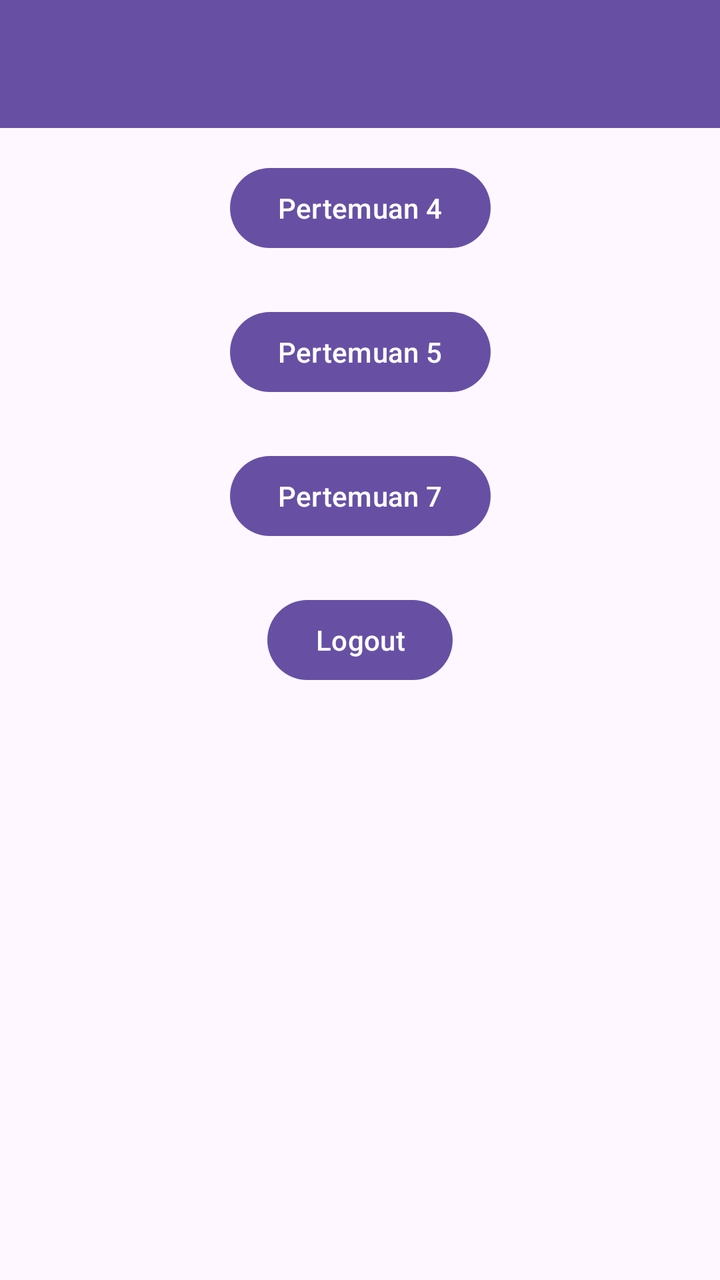
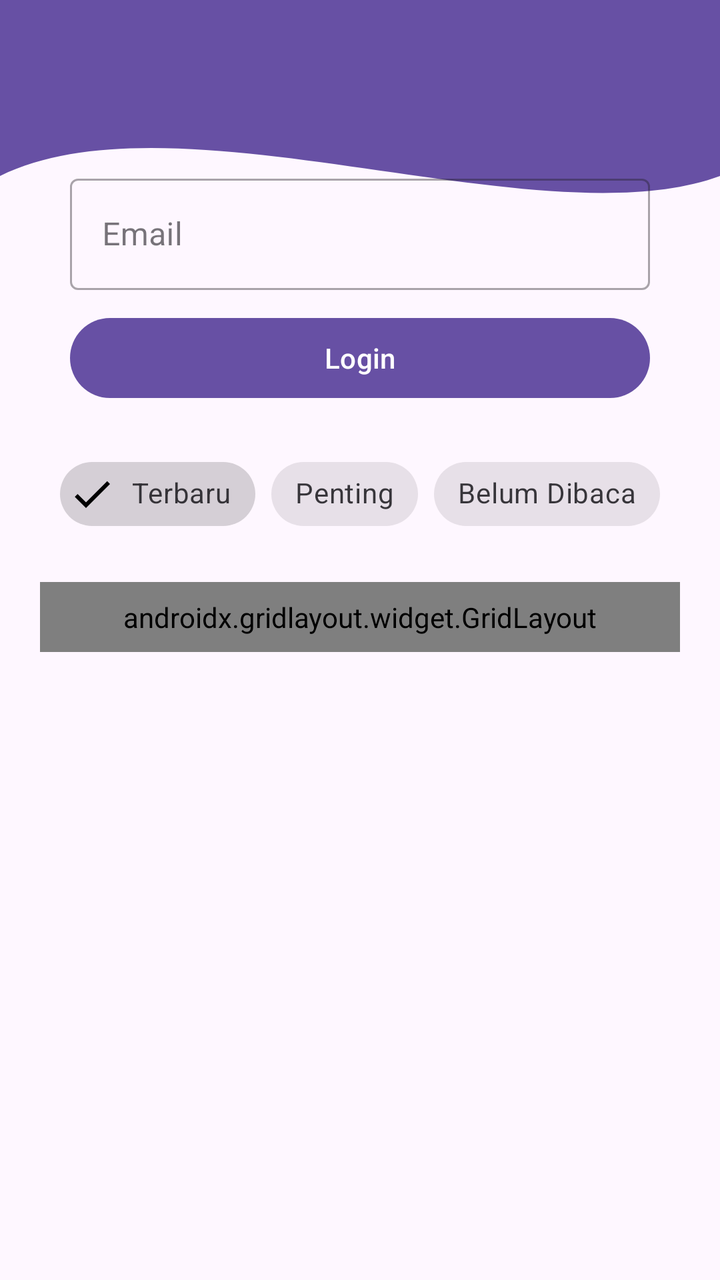

Screens rendered from an Android XML layout before and after an edit, with the pre-edit source and the edit as a unified diff.
<!-- AndroidManifest.xml: application theme Theme.PratikumMobileRifa -->
<!-- res/layout/fragment_home.xml -->
<?xml version="1.0" encoding="utf-8"?>
<androidx.constraintlayout.widget.ConstraintLayout xmlns:android="http://schemas.android.com/apk/res/android"
    xmlns:tools="http://schemas.android.com/tools"
    android:layout_width="match_parent"
    android:layout_height="match_parent"
    xmlns:app="http://schemas.android.com/apk/res-auto"
    tools:context=".Home.HomeFragment">

    <androidx.appcompat.widget.Toolbar
        android:id="@+id/toolbar"
        android:layout_width="match_parent"
        android:layout_height="?attr/actionBarSize"
        android:background="?attr/colorPrimary"
        app:layout_constraintEnd_toEndOf="parent"
        app:layout_constraintStart_toStartOf="parent"
        app:layout_constraintTop_toTopOf="parent"
        app:subtitleTextColor="@android:color/white"
        app:titleTextColor="@android:color/white"
        />

    <Button
        android:id="@+id/btnToFourth"
        android:layout_width="wrap_content"
        android:layout_height="wrap_content"
        android:layout_marginBottom="512dp"
        android:text="Pertemuan 4"
        app:layout_constraintBottom_toBottomOf="parent"
        app:layout_constraintEnd_toEndOf="parent"
        app:layout_constraintStart_toStartOf="parent" />

    <Button
        android:id="@+id/btnToFifth"
        android:layout_width="wrap_content"
        android:layout_height="wrap_content"
        android:layout_marginBottom="440dp"
        android:text="Pertemuan 5"
        app:layout_constraintBottom_toBottomOf="parent"
        app:layout_constraintEnd_toEndOf="parent"
        app:layout_constraintStart_toStartOf="parent" />

    <Button
        android:id="@+id/btnToSeventh"
        android:layout_width="wrap_content"
        android:layout_height="wrap_content"
        android:layout_marginBottom="368dp"
        android:text="Pertemuan 7"
        app:layout_constraintBottom_toBottomOf="parent"
        app:layout_constraintEnd_toEndOf="parent"
        app:layout_constraintStart_toStartOf="parent" />

    <Button
        android:id="@+id/btnLogout"
        android:layout_width="wrap_content"
        android:layout_height="wrap_content"
        android:layout_marginBottom="296dp"
        android:text="Logout"
        app:layout_constraintBottom_toBottomOf="parent"
        app:layout_constraintEnd_toEndOf="parent"
        app:layout_constraintStart_toStartOf="parent" />

</androidx.constraintlayout.widget.ConstraintLayout>
<!-- resources referenced by this layout -->
<resources>
  <style name="Theme.PratikumMobileRifa" parent="Base.Theme.PratikumMobileRifa" />
  <style name="Base.Theme.PratikumMobileRifa" parent="Theme.Material3.DayNight.NoActionBar">
          
          
      </style>
</resources>

<!-- the commit's change to res/layout/fragment_home.xml (unified diff, before → after) -->
@@ -1,61 +1,163 @@
 <?xml version="1.0" encoding="utf-8"?>
-<androidx.constraintlayout.widget.ConstraintLayout xmlns:android="http://schemas.android.com/apk/res/android"
+<androidx.core.widget.NestedScrollView xmlns:android="http://schemas.android.com/apk/res/android"
+    xmlns:app="http://schemas.android.com/apk/res-auto"
     xmlns:tools="http://schemas.android.com/tools"
     android:layout_width="match_parent"
     android:layout_height="match_parent"
-    xmlns:app="http://schemas.android.com/apk/res-auto"
+    android:fillViewport="true"
     tools:context=".Home.HomeFragment">
 
-    <androidx.appcompat.widget.Toolbar
-        android:id="@+id/toolbar"
+    <androidx.constraintlayout.widget.ConstraintLayout
         android:layout_width="match_parent"
-        android:layout_height="?attr/actionBarSize"
-        android:background="?attr/colorPrimary"
-        app:layout_constraintEnd_toEndOf="parent"
-        app:layout_constraintStart_toStartOf="parent"
-        app:layout_constraintTop_toTopOf="parent"
-        app:subtitleTextColor="@android:color/white"
-        app:titleTextColor="@android:color/white"
-        />
+        android:layout_height="wrap_content"
+        android:paddingBottom="32dp">
 
-    <Button
-        android:id="@+id/btnToFourth"
-        android:layout_width="wrap_content"
-        android:layout_height="wrap_content"
-        android:layout_marginBottom="512dp"
-        android:text="Pertemuan 4"
-        app:layout_constraintBottom_toBottomOf="parent"
-        app:layout_constraintEnd_toEndOf="parent"
-        app:layout_constraintStart_toStartOf="parent" />
+        <View
+            android:id="@+id/background_header"
+            android:layout_width="0dp"
+            android:layout_height="220dp"
+            android:background="@drawable/bg_header_wave"
+            app:layout_constraintEnd_toEndOf="parent"
+            app:layout_constraintStart_toStartOf="parent"
+            app:layout_constraintTop_toTopOf="parent" />
 
-    <Button
-        android:id="@+id/btnToFifth"
-        android:layout_width="wrap_content"
-        android:layout_height="wrap_content"
-        android:layout_marginBottom="440dp"
-        android:text="Pertemuan 5"
-        app:layout_constraintBottom_toBottomOf="parent"
-        app:layout_constraintEnd_toEndOf="parent"
-        app:layout_constraintStart_toStartOf="parent" />
+        <androidx.appcompat.widget.Toolbar
+            android:id="@+id/toolbar"
+            android:layout_width="match_parent"
+            android:layout_height="?attr/actionBarSize"
+            android:background="@android:color/transparent"
+            app:layout_constraintEnd_toEndOf="parent"
+            app:layout_constraintStart_toStartOf="parent"
+            app:layout_constraintTop_toTopOf="parent"
+            app:subtitleTextColor="@android:color/white"
+            app:titleTextColor="@android:color/white" />
 
-    <Button
-        android:id="@+id/btnToSeventh"
-        android:layout_width="wrap_content"
-        android:layout_height="wrap_content"
-        android:layout_marginBottom="368dp"
-        android:text="Pertemuan 7"
-        app:layout_constraintBottom_toBottomOf="parent"
-        app:layout_constraintEnd_toEndOf="parent"
-        app:layout_constraintStart_toStartOf="parent" />
+        <com.google.android.material.textfield.TextInputLayout
+            android:id="@+id/textInputLayout"
+            style="@style/Widget.MaterialComponents.TextInputLayout.OutlinedBox"
+            android:layout_width="match_parent"
+            android:layout_height="wrap_content"
+            android:layout_marginHorizontal="35dp"
+            android:layout_marginTop="20dp"
+            android:hint="Email"
+            app:layout_constraintEnd_toEndOf="parent"
+            app:layout_constraintStart_toStartOf="parent"
+            app:layout_constraintTop_toBottomOf="@+id/toolbar">
 
-    <Button
-        android:id="@+id/btnLogout"
-        android:layout_width="wrap_content"
-        android:layout_height="wrap_content"
-        android:layout_marginBottom="296dp"
-        android:text="Logout"
-        app:layout_constraintBottom_toBottomOf="parent"
-        app:layout_constraintEnd_toEndOf="parent"
-        app:layout_constraintStart_toStartOf="parent" />
+            <com.google.android.material.textfield.TextInputEditText
+                android:id="@+id/etEmail"
+                android:layout_width="match_parent"
+                android:layout_height="wrap_content"
+                android:inputType="textEmailAddress" />
+        </com.google.android.material.textfield.TextInputLayout>
 
-</androidx.constraintlayout.widget.ConstraintLayout>
+        <com.google.android.material.button.MaterialButton
+            android:id="@+id/btnLogin"
+            android:layout_width="match_parent"
+            android:layout_height="wrap_content"
+            android:layout_marginHorizontal="35dp"
+            android:layout_marginTop="10dp"
+            android:text="Login"
+            app:layout_constraintEnd_toEndOf="parent"
+            app:layout_constraintStart_toStartOf="parent"
+            app:layout_constraintTop_toBottomOf="@+id/textInputLayout" />
+
+        <com.google.android.material.chip.ChipGroup
+            android:id="@+id/chipGroupFilter"
+            android:layout_width="wrap_content"
+            android:layout_height="wrap_content"
+            android:layout_marginTop="20dp"
+            app:layout_constraintEnd_toEndOf="parent"
+            app:layout_constraintStart_toStartOf="parent"
+            app:layout_constraintTop_toBottomOf="@+id/btnLogin"
+            app:singleSelection="true">
+
+            <com.google.android.material.chip.Chip
+                android:id="@+id/chipTerbaru"
+                style="@style/Widget.MaterialComponents.Chip.Filter"
+                android:layout_width="wrap_content"
+                android:layout_height="wrap_content"
+                android:checked="true"
+                android:text="Terbaru" />
+
+            <com.google.android.material.chip.Chip
+                android:id="@+id/chipPenting"
+                style="@style/Widget.MaterialComponents.Chip.Filter"
+                android:layout_width="wrap_content"
+                android:layout_height="wrap_content"
+                android:text="Penting" />
+
+            <com.google.android.material.chip.Chip
+                android:id="@+id/chipBelumDibaca"
+                style="@style/Widget.MaterialComponents.Chip.Filter"
+                android:layout_width="wrap_content"
+                android:layout_height="wrap_content"
+                android:text="Belum Dibaca" />
+
+        </com.google.android.material.chip.ChipGroup>
+
+        <androidx.gridlayout.widget.GridLayout
+            android:layout_width="0dp"
+            android:layout_height="wrap_content"
+            android:layout_marginHorizontal="20dp"
+            android:layout_marginTop="20dp"
+            android:padding="8dp"
+            app:columnCount="3"
+            app:layout_constraintEnd_toEndOf="parent"
+            app:layout_constraintStart_toStartOf="parent"
+            app:layout_constraintTop_toBottomOf="@+id/chipGroupFilter"
+            app:useDefaultMargins="true">
+
+            <com.google.android.material.button.MaterialButton
+                android:id="@+id/btnMenu1"
+                android:layout_width="0dp"
+                android:layout_height="wrap_content"
+                android:text="Menu 1"
+                app:layout_columnWeight="1"
+                app:layout_gravity="fill_horizontal" />
+
+            <com.google.android.material.button.MaterialButton
+                android:id="@+id/btnMenu2"
+                android:layout_width="0dp"
+                android:layout_height="wrap_content"
+                android:text="Menu 2"
+                app:layout_columnWeight="1"
+                app:layout_gravity="fill_horizontal" />
+
+            <com.google.android.material.button.MaterialButton
+                android:id="@+id/btnMenu3"
+                android:layout_width="0dp"
+                android:layout_height="wrap_content"
+                android:text="Menu 3"
+                app:layout_columnWeight="1"
+                app:layout_gravity="fill_horizontal" />
+
+            <com.google.android.material.button.MaterialButton
+                android:id="@+id/btnMenu4"
+                android:layout_width="0dp"
+                android:layout_height="wrap_content"
+                android:text="Menu 4"
+                app:layout_columnWeight="1"
+                app:layout_gravity="fill_horizontal" />
+
+            <com.google.android.material.button.MaterialButton
+                android:id="@+id/btnMenu5"
+                android:layout_width="0dp"
+                android:layout_height="wrap_content"
+                android:text="Menu 5"
+                app:layout_columnWeight="1"
+                app:layout_gravity="fill_horizontal" />
+
+            <com.google.android.material.button.MaterialButton
+                android:id="@+id/btnMenu6"
+                android:layout_width="0dp"
+                android:layout_height="wrap_content"
+                android:text="Menu 6"
+                app:layout_columnWeight="1"
+                app:layout_gravity="fill_horizontal" />
+
+        </androidx.gridlayout.widget.GridLayout>
+
+    </androidx.constraintlayout.widget.ConstraintLayout>
+
+</androidx.core.widget.NestedScrollView>
<!-- resource entries referenced after the edit -->
@@ -1,5 +1,15 @@
 <!-- resources referenced by this layout -->
 <resources>
+  <!-- drawable bg_header_wave (drawable) -->
+  <vector xmlns:android="http://schemas.android.com/apk/res/android"
+      android:width="100dp"
+      android:height="100dp"
+      android:viewportWidth="100"
+      android:viewportHeight="100">
+      <path
+          android:fillColor="?attr/colorPrimary"
+          android:pathData="M0,0 L100,0 L100,40 C 75,55 25,20 0,40 Z" />
+  </vector>
   <style name="Theme.PratikumMobileRifa" parent="Base.Theme.PratikumMobileRifa" />
   <style name="Base.Theme.PratikumMobileRifa" parent="Theme.Material3.DayNight.NoActionBar">
           
